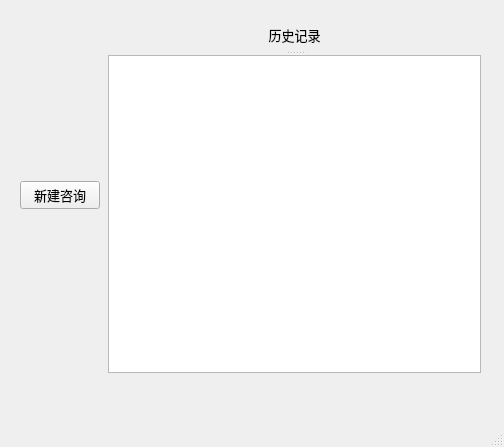
Old version of the form Qt_UI/Home.ui in the repository sltlala/PyQt5-demo.
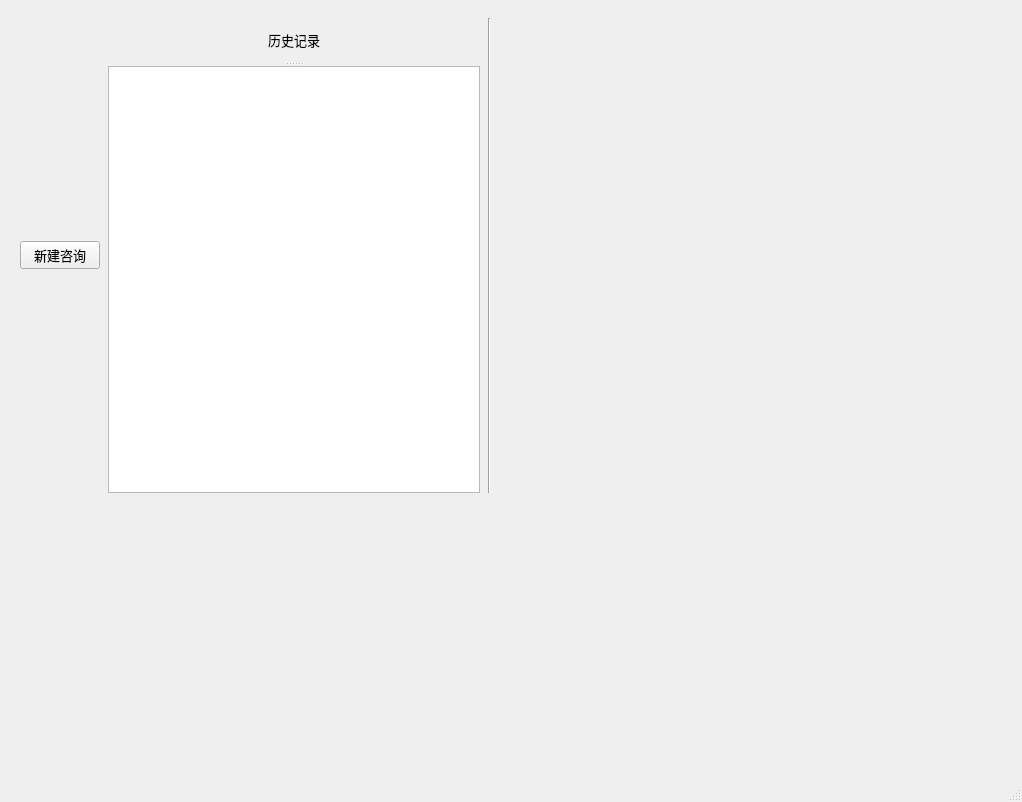
New version of the form.

```diff
--- a/Qt_UI/Home.ui
+++ b/Qt_UI/Home.ui
@@ -6,8 +6,8 @@
    <rect>
     <x>0</x>
     <y>0</y>
-    <width>504</width>
-    <height>447</height>
+    <width>1022</width>
+    <height>802</height>
    </rect>
   </property>
   <property name="font">
@@ -31,8 +31,8 @@
      <rect>
       <x>10</x>
       <y>10</y>
-      <width>481</width>
-      <height>371</height>
+      <width>491</width>
+      <height>491</height>
      </rect>
     </property>
     <layout class="QGridLayout" name="gridLayout_2">
@@ -86,6 +86,13 @@
        <widget class="QListView" name="listView"/>
       </widget>
      </item>
+     <item row="0" column="2">
+      <widget class="Line" name="line">
+       <property name="orientation">
+        <enum>Qt::Vertical</enum>
+       </property>
+      </widget>
+     </item>
     </layout>
    </widget>
   </widget>
```
Left out of the diff: 2 changed lines with no effect on the pictures.
